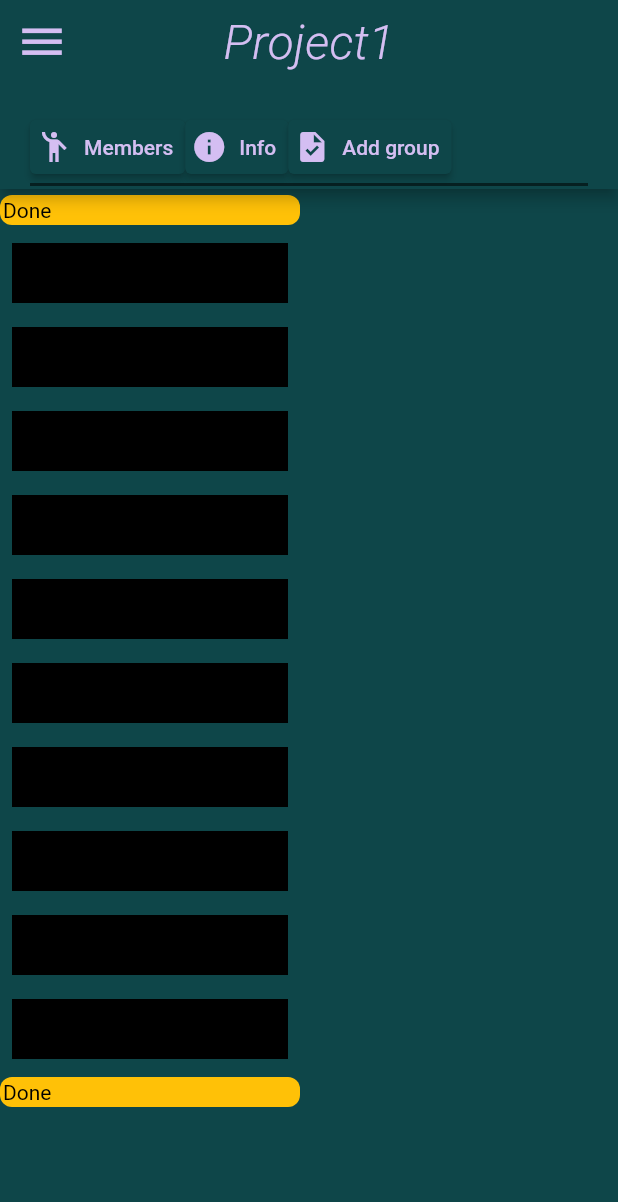
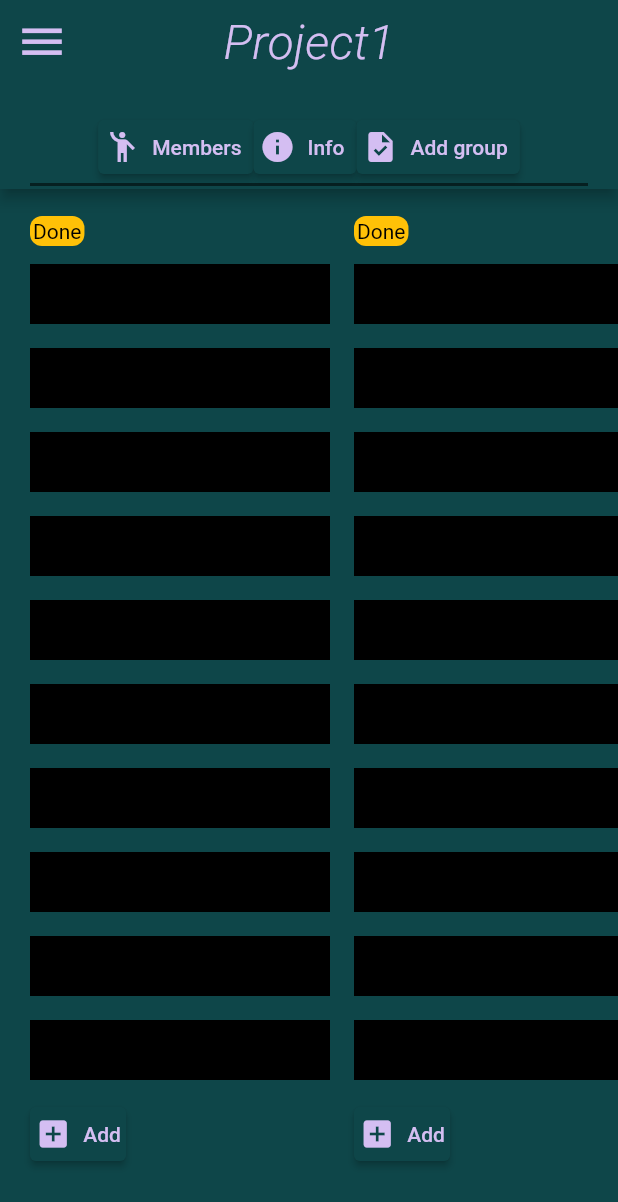
Before and after one commit to O-Tempora/Mobiles, a Flutter app: the ProjectPage screen opened directly, on a phone screen of 412 x 824 dp. Shown: the top 1202 px of the screen. Run offline on Flutter 3.47's test engine with Material 2 defaults, Android fonts, the phone set to English and light mode, and no system bars; our stand-ins replace flutter_svg.

Commit message:
feat: main page core layout

```diff
--- a/app/lib/components/AddButton.dart
+++ b/app/lib/components/AddButton.dart
@@ -10,7 +10,9 @@ class AddButton extends StatefulWidget {
 class _AddButtonState extends State<AddButton> {
   @override
   Widget build(BuildContext context) {
-    return Container(
+    return Align(
+      alignment: Alignment.topLeft,
+      child: Container(
         margin: const EdgeInsets.fromLTRB(0, 4, 0, 4),
         child: ElevatedButton.icon(
           icon: const Icon(Icons.add_box, color: Color.fromRGBO(212, 190, 242, 1.0)),
@@ -25,6 +27,7 @@ class _AddButtonState extends State<AddButton> {
             )
           ),
         ),
+      ),
     );
   }
 }
--- a/app/lib/components/GroupName.dart
+++ b/app/lib/components/GroupName.dart
@@ -5,9 +5,9 @@ class GroupName extends StatelessWidget {
 
   @override
   Widget build(BuildContext context) {
-    return Container(
-      alignment: Alignment.centerLeft,
-      width: double.maxFinite,
+    return Align(
+      alignment: Alignment.topLeft,
+      child: Container(
         margin: const EdgeInsets.fromLTRB(0, 4, 0, 4),
         decoration: const BoxDecoration(
           color: Colors.amber,
@@ -17,6 +17,7 @@ class GroupName extends StatelessWidget {
           padding: EdgeInsets.all(2),
           child: Text('Done', style: TextStyle(color: Colors.black))
         )
+      ),
     );
   }
 }
--- /dev/null
+++ b/app/lib/components/TaskGroup.dart
@@ -0,0 +1,96 @@
+import 'package:flutter/material.dart';
+import 'package:app/components/GroupName.dart';
+import 'package:app/components/AddButton.dart';
+
+class TaskGroup extends StatefulWidget {
+  const TaskGroup({super.key});
+
+  @override
+  State<TaskGroup> createState() => _TaskGroupState();
+}
+
+class _TaskGroupState extends State<TaskGroup> {
+  @override
+  Widget build(BuildContext context) {
+    return Padding(
+      padding: EdgeInsets.fromLTRB(8, 2, 8, 2),
+      child: SizedBox(
+        height: double.infinity,
+        width: 200,
+        child: Column(
+          children: [
+            GroupName(),
+            Flexible(
+              child: ListView(
+                shrinkWrap: true,
+                children: [
+                  Container(
+                    width: 100,
+                    height: 40,
+                    color: Colors.black,
+                    margin: EdgeInsets.fromLTRB(0, 8, 0, 8),
+                  ),
+                  Container(
+                    width: 100,
+                    height: 40,
+                    color: Colors.black,
+                    margin: EdgeInsets.fromLTRB(0, 8, 0, 8),
+                  ),
+                  Container(
+                    width: 100,
+                    height: 40,
+                    color: Colors.black,
+                    margin: EdgeInsets.fromLTRB(0, 8, 0, 8),
+                  ),
+                  Container(
+                    width: 100,
+                    height: 40,
+                    color: Colors.black,
+                    margin: EdgeInsets.fromLTRB(0, 8, 0, 8),
+                  ),
+                  Container(
+                    width: 100,
+                    height: 40,
+                    color: Colors.black,
+                    margin: EdgeInsets.fromLTRB(0, 8, 0, 8),
+                  ),
+                  Container(
+                    width: 100,
+                    height: 40,
+                    color: Colors.black,
+                    margin: EdgeInsets.fromLTRB(0, 8, 0, 8),
+                  ),
+                  Container(
+                    width: 100,
+                    height: 40,
+                    color: Colors.black,
+                    margin: EdgeInsets.fromLTRB(0, 8, 0, 8),
+                  ),
+                  Container(
+                    width: 100,
+                    height: 40,
+                    color: Colors.black,
+                    margin: EdgeInsets.fromLTRB(0, 8, 0, 8),
+                  ),
+                  Container(
+                    width: 100,
+                    height: 40,
+                    color: Colors.black,
+                    margin: EdgeInsets.fromLTRB(0, 8, 0, 8),
+                  ),
+                  Container(
+                    width: 100,
+                    height: 40,
+                    color: Colors.black,
+                    margin: EdgeInsets.fromLTRB(0, 8, 0, 8),
+                  ),
+                ],
+              ),
+            ),
+            AddButton()
+          ]
+        ),
+      ),
+    );
+  }
+}
--- a/app/lib/pages/project.dart
+++ b/app/lib/pages/project.dart
@@ -1,6 +1,5 @@
+import 'package:app/components/TaskGroup.dart';
 import 'package:flutter/material.dart';
-import 'package:app/components/AddButton.dart';
-import 'package:app/components/GroupName.dart';
 
 class ProjectPage extends StatefulWidget {
   const ProjectPage({super.key});
@@ -15,87 +14,19 @@ class _ProjectPageState extends State<ProjectPage> {
     return Scaffold(
       backgroundColor: Theme.of(context).primaryColor,
       appBar: navBar(),
-      body: SafeArea(
-        child: Row(
-          children: [
-            SizedBox(
-              width: 200,
-              height: double.maxFinite,
-              child: Column(
-                children: [
-                  GroupName(),
-                  Flexible(
-                    child: ListView(
-                      shrinkWrap: true,
-                      children: [
-                        Container(
-                          width: 100,
-                          height: 40,
-                          color: Colors.black,
-                          margin: EdgeInsets.all(8),
-                        ),
-                        Container(
-                          width: 100,
-                          height: 40,
-                          color: Colors.black,
-                          margin: EdgeInsets.all(8),
-                        ),
-                        Container(
-                          width: 100,
-                          height: 40,
-                          color: Colors.black,
-                          margin: EdgeInsets.all(8),
-                        ),
-                        Container(
-                          width: 100,
-                          height: 40,
-                          color: Colors.black,
-                          margin: EdgeInsets.all(8),
-                        ),
-                        Container(
-                          width: 100,
-                          height: 40,
-                          color: Colors.black,
-                          margin: EdgeInsets.all(8),
-                        ),
-                        Container(
-                          width: 100,
-                          height: 40,
-                          color: Colors.black,
-                          margin: EdgeInsets.all(8),
-                        ),
-                        Container(
-                          width: 100,
-                          height: 40,
-                          color: Colors.black,
-                          margin: EdgeInsets.all(8),
-                        ),
-                        Container(
-                          width: 100,
-                          height: 40,
-                          color: Colors.black,
-                          margin: EdgeInsets.all(8),
-                        ),
-                        Container(
-                          width: 100,
-                          height: 40,
-                          color: Colors.black,
-                          margin: EdgeInsets.all(8),
-                        ),
-                        Container(
-                          width: 100,
-                          height: 40,
-                          color: Colors.black,
-                          margin: EdgeInsets.all(8),
-                        ),
-                      ],
-                    ),
-                  ),
-                  GroupName()
-                ]
-              ),
-            )
-          ],
+      body: SizedBox(
+        width: double.infinity,
+        height: double.infinity,
+        child: SingleChildScrollView(
+          padding: const EdgeInsets.all(12),
+          scrollDirection: Axis.horizontal,
+          child: Row(
+            children: [
+              TaskGroup(),
+              TaskGroup(),
+              TaskGroup()
+            ],
+          ),
         )
       )
     );
@@ -137,7 +68,7 @@ class _ProjectPageState extends State<ProjectPage> {
               )
             ),
             child: Row(
-              mainAxisAlignment: MainAxisAlignment.start,
+              mainAxisAlignment: MainAxisAlignment.center,
               children: <Widget>[
                 ElevatedButton.icon(
                     icon: const Icon(Icons.emoji_people, color: Color.fromRGBO(212, 190, 242, 1.0)),
```
Lines whose indentation alone changed are shown as unchanged.
